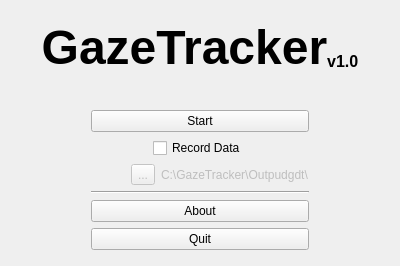
This is GazeTracker/GazeTracker_Qt/startui.ui in bernhardrieder/Gaze-Tracker as Qt 5 draws it before an edit. The edited form follows.
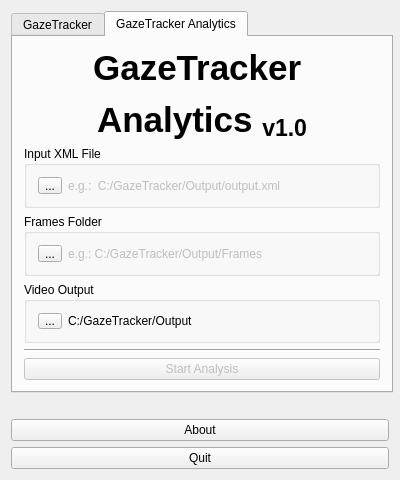
This is the edited form. The open tabs and pages were chosen to show the change.

What changed in the file:
```diff
--- a/GazeTracker/GazeTracker_Qt/startui.ui
+++ b/GazeTracker/GazeTracker_Qt/startui.ui
@@ -7,7 +7,7 @@
     <x>0</x>
     <y>0</y>
     <width>400</width>
-    <height>266</height>
+    <height>480</height>
    </rect>
   </property>
   <property name="sizePolicy">
@@ -19,61 +19,164 @@
   <property name="minimumSize">
    <size>
     <width>400</width>
-    <height>266</height>
+    <height>480</height>
    </size>
   </property>
   <property name="maximumSize">
    <size>
     <width>400</width>
-    <height>266</height>
+    <height>480</height>
    </size>
   </property>
   <property name="windowTitle">
    <string>GazeTracker</string>
   </property>
-  <layout class="QGridLayout" name="gridLayout_3">
-   <item row="0" column="0">
-    <layout class="QGridLayout" name="gridLayout_2">
-     <item row="0" column="0" colspan="3">
-      <widget class="QLabel" name="label">
-       <property name="frameShadow">
-        <enum>QFrame::Plain</enum>
-       </property>
-       <property name="lineWidth">
-        <number>1</number>
-       </property>
-       <property name="midLineWidth">
-        <number>-5</number>
-       </property>
-       <property name="text">
-        <string>&lt;html&gt;&lt;head/&gt;&lt;body&gt;&lt;p align=&quot;center&quot;&gt;&lt;span style=&quot; font-size:36pt; font-weight:600;&quot;&gt;GazeTracker&lt;/span&gt;&lt;span style=&quot; font-size:18pt; font-weight:600; vertical-align:sub;&quot;&gt;v1.0&lt;/span&gt;&lt;/p&gt;&lt;/body&gt;&lt;/html&gt;</string>
-       </property>
-       <property name="alignment">
-        <set>Qt::AlignCenter</set>
-       </property>
-       <property name="indent">
-        <number>-1</number>
-       </property>
-      </widget>
-     </item>
-     <item row="1" column="0">
-      <spacer name="horizontalSpacer">
-       <property name="orientation">
-        <enum>Qt::Horizontal</enum>
-       </property>
-       <property name="sizeType">
-        <enum>QSizePolicy::Fixed</enum>
-       </property>
-       <property name="sizeHint" stdset="0">
-        <size>
-         <width>50</width>
-         <height>20</height>
-        </size>
-       </property>
-      </spacer>
-     </item>
-     <item row="1" column="1">
-      <layout class="QVBoxLayout" name="verticalLayout_2">
+  <layout class="QVBoxLayout" name="verticalLayout_7">
+   <item>
+    <widget class="QTabWidget" name="tabWidget">
+     <property name="sizePolicy">
+      <sizepolicy hsizetype="Preferred" vsizetype="Preferred">
+       <horstretch>0</horstretch>
+       <verstretch>0</verstretch>
+      </sizepolicy>
+     </property>
+     <property name="minimumSize">
+      <size>
+       <width>382</width>
+       <height>349</height>
+      </size>
+     </property>
+     <property name="maximumSize">
+      <size>
+       <width>500</width>
+       <height>500</height>
+      </size>
+     </property>
+     <property name="currentIndex">
+      <number>0</number>
+     </property>
+     <widget class="QWidget" name="tab">
+      <attribute name="title">
+       <string>GazeTracker</string>
+      </attribute>
+      <layout class="QVBoxLayout" name="verticalLayout_3">
+       <item>
+        <widget class="QLabel" name="label">
+         <property name="frameShadow">
+          <enum>QFrame::Plain</enum>
+         </property>
+         <property name="lineWidth">
+          <number>1</number>
+         </property>
+         <property name="midLineWidth">
+          <number>-5</number>
+         </property>
+         <property name="text">
+          <string>&lt;html&gt;&lt;head/&gt;&lt;body&gt;&lt;p align=&quot;center&quot;&gt;&lt;span style=&quot; font-size:36pt; font-weight:600;&quot;&gt;GazeTracker&lt;/span&gt;&lt;span style=&quot; font-size:18pt; font-weight:600; vertical-align:sub;&quot;&gt;v1.0&lt;/span&gt;&lt;/p&gt;&lt;/body&gt;&lt;/html&gt;</string>
+         </property>
+         <property name="alignment">
+          <set>Qt::AlignCenter</set>
+         </property>
+         <property name="indent">
+          <number>-1</number>
+         </property>
+        </widget>
+       </item>
+       <item>
+        <layout class="QVBoxLayout" name="verticalLayout_2">
+         <item>
+          <widget class="QGroupBox" name="">
+           <property name="sizePolicy">
+            <sizepolicy hsizetype="Preferred" vsizetype="Fixed">
+             <horstretch>0</horstretch>
+             <verstretch>0</verstretch>
+            </sizepolicy>
+           </property>
+           <layout class="QVBoxLayout" name="verticalLayout">
+            <item alignment="Qt::AlignHCenter">
+             <widget class="QPushButton" name="startButton">
+              <property name="maximumSize">
+               <size>
+                <width>500</width>
+                <height>16777215</height>
+               </size>
+              </property>
+              <property name="text">
+               <string>Start</string>
+              </property>
+             </widget>
+            </item>
+            <item alignment="Qt::AlignHCenter">
+             <widget class="QCheckBox" name="recordDataCheckBox">
+              <property name="text">
+               <string>Record Data</string>
+              </property>
+             </widget>
+            </item>
+            <item>
+             <layout class="QHBoxLayout" name="horizontalLayout">
+              <property name="spacing">
+               <number>0</number>
+              </property>
+              <item>
+               <spacer name="horizontalSpacer">
+                <property name="orientation">
+                 <enum>Qt::Horizontal</enum>
+                </property>
+                <property name="sizeHint" stdset="0">
+                 <size>
+                  <width>40</width>
+                  <height>10</height>
+                 </size>
+                </property>
+               </spacer>
+              </item>
+              <item>
+               <widget class="QToolButton" name="folderBrowserButton">
+                <property name="enabled">
+                 <bool>false</bool>
+                </property>
+                <property name="text">
+                 <string>...</string>
+                </property>
+               </widget>
+              </item>
+              <item>
+               <widget class="QLabel" name="folderLabel">
+                <property name="enabled">
+                 <bool>false</bool>
+                </property>
+                <property name="maximumSize">
+                 <size>
+                  <width>16777215</width>
+                  <height>20</height>
+                 </size>
+                </property>
+                <property name="text">
+                 <string>C:/GazeTracker/Output</string>
+                </property>
+               </widget>
+              </item>
+              <item>
+               <spacer name="horizontalSpacer_2">
+                <property name="orientation">
+                 <enum>Qt::Horizontal</enum>
+                </property>
+                <property name="sizeHint" stdset="0">
+                 <size>
+                  <width>40</width>
+                  <height>10</height>
+                 </size>
+                </property>
+               </spacer>
+              </item>
+             </layout>
+            </item>
+           </layout>
+          </widget>
+         </item>
+        </layout>
+       </item>
        <item>
         <spacer name="verticalSpacer">
          <property name="orientation">
@@ -85,112 +188,153 @@
          <property name="sizeHint" stdset="0">
           <size>
            <width>20</width>
-           <height>20</height>
+           <height>40</height>
           </size>
          </property>
         </spacer>
        </item>
+      </layout>
+      <zorder>label</zorder>
+      <zorder>verticalSpacer</zorder>
+     </widget>
+     <widget class="QWidget" name="tab_2">
+      <attribute name="title">
+       <string>GazeTracker Analytics</string>
+      </attribute>
+      <layout class="QVBoxLayout" name="verticalLayout_6">
        <item>
-        <layout class="QVBoxLayout" name="verticalLayout">
+        <widget class="QLabel" name="label_3">
+         <property name="minimumSize">
+          <size>
+           <width>0</width>
+           <height>0</height>
+          </size>
+         </property>
+         <property name="maximumSize">
+          <size>
+           <width>1000</width>
+           <height>1000</height>
+          </size>
+         </property>
+         <property name="text">
+          <string>&lt;html&gt;&lt;head/&gt;&lt;body&gt;&lt;p align=&quot;center&quot;&gt;&lt;span style=&quot; font-size:26pt; font-weight:600;&quot;&gt;GazeTracker &lt;/span&gt;&lt;/p&gt;&lt;p align=&quot;center&quot;&gt;&lt;span style=&quot; font-size:26pt; font-weight:600;&quot;&gt;Analytics &lt;/span&gt;&lt;span style=&quot; font-size:26pt; font-weight:600; vertical-align:sub;&quot;&gt;v1.0&lt;/span&gt;&lt;/p&gt;&lt;/body&gt;&lt;/html&gt;</string>
+         </property>
+        </widget>
+       </item>
+       <item>
+        <layout class="QHBoxLayout" name="horizontalLayout_4">
          <item>
-          <widget class="QPushButton" name="startButton">
-           <property name="text">
-            <string>Start</string>
-           </property>
-          </widget>
-         </item>
-         <item alignment="Qt::AlignHCenter|Qt::AlignTop">
-          <widget class="QCheckBox" name="recordDataCheckBox">
-           <property name="text">
-            <string>Record Data</string>
-           </property>
-          </widget>
-         </item>
-         <item>
-          <layout class="QHBoxLayout" name="horizontalLayout">
+          <layout class="QVBoxLayout" name="verticalLayout_4">
            <item>
-            <spacer name="horizontalSpacer_3">
+            <widget class="QGroupBox" name="groupBox_2">
+             <property name="title">
+              <string>Input XML File</string>
+             </property>
+             <layout class="QVBoxLayout" name="verticalLayout_5">
+              <item>
+               <layout class="QHBoxLayout" name="horizontalLayout_2">
+                <item>
+                 <widget class="QToolButton" name="chooseXMLButton">
+                  <property name="text">
+                   <string>...</string>
+                  </property>
+                 </widget>
+                </item>
+                <item>
+                 <widget class="QLabel" name="xmlLabel">
+                  <property name="enabled">
+                   <bool>false</bool>
+                  </property>
+                  <property name="text">
+                   <string>e.g.:  C:/GazeTracker/Output/output.xml</string>
+                  </property>
+                 </widget>
+                </item>
+               </layout>
+              </item>
+             </layout>
+            </widget>
+           </item>
+           <item>
+            <widget class="QGroupBox" name="groupBox">
+             <property name="title">
+              <string>Frames Folder</string>
+             </property>
+             <layout class="QHBoxLayout" name="horizontalLayout_3">
+              <item>
+               <layout class="QHBoxLayout" name="horizontalLayout_5">
+                <item>
+                 <widget class="QToolButton" name="chooseFramesButton">
+                  <property name="text">
+                   <string>...</string>
+                  </property>
+                 </widget>
+                </item>
+                <item>
+                 <widget class="QLabel" name="framesLabel">
+                  <property name="enabled">
+                   <bool>false</bool>
+                  </property>
+                  <property name="text">
+                   <string>e.g.: C:/GazeTracker/Output/Frames</string>
+                  </property>
+                 </widget>
+                </item>
+               </layout>
+              </item>
+             </layout>
+            </widget>
+           </item>
+           <item>
+            <widget class="QGroupBox" name="groupBox_3">
+             <property name="title">
+              <string>Video Output</string>
+             </property>
+             <layout class="QHBoxLayout" name="horizontalLayout_6">
+              <item>
+               <widget class="QToolButton" name="videoButton">
+                <property name="text">
+                 <string>...</string>
+                </property>
+               </widget>
+              </item>
+              <item>
+               <widget class="QLabel" name="videoLabel">
+                <property name="text">
+                 <string>C:/GazeTracker/Output</string>
+                </property>
+               </widget>
+              </item>
+             </layout>
+            </widget>
+           </item>
+           <item>
+            <widget class="Line" name="line_2">
              <property name="orientation">
               <enum>Qt::Horizontal</enum>
              </property>
-             <property name="sizeType">
-              <enum>QSizePolicy::Fixed</enum>
-             </property>
-             <property name="sizeHint" stdset="0">
-              <size>
-               <width>40</width>
-               <height>20</height>
-              </size>
-             </property>
-            </spacer>
-           </item>
-           <item>
-            <widget class="QToolButton" name="folderBrowserButton">
-             <property name="enabled">
-              <bool>false</bool>
-             </property>
-             <property name="text">
-              <string>...</string>
-             </property>
             </widget>
            </item>
-           <item alignment="Qt::AlignLeft">
-            <widget class="QLabel" name="folderLabel">
+           <item>
+            <widget class="QPushButton" name="startAnalyticsButton">
              <property name="enabled">
               <bool>false</bool>
              </property>
              <property name="text">
-              <string>C:\GazeTracker\Outpudgdt\</string>
+              <string>Start Analysis</string>
              </property>
             </widget>
            </item>
           </layout>
          </item>
-         <item>
-          <widget class="Line" name="line">
-           <property name="orientation">
-            <enum>Qt::Horizontal</enum>
-           </property>
-          </widget>
-         </item>
-         <item>
-          <widget class="QPushButton" name="aboutButton">
-           <property name="text">
-            <string>About</string>
-           </property>
-          </widget>
-         </item>
-         <item>
-          <widget class="QPushButton" name="quitButton">
-           <property name="text">
-            <string>Quit</string>
-           </property>
-          </widget>
-         </item>
         </layout>
        </item>
       </layout>
-     </item>
-     <item row="1" column="2">
-      <spacer name="horizontalSpacer_2">
-       <property name="orientation">
-        <enum>Qt::Horizontal</enum>
-       </property>
-       <property name="sizeType">
-        <enum>QSizePolicy::Fixed</enum>
-       </property>
-       <property name="sizeHint" stdset="0">
-        <size>
-         <width>50</width>
-         <height>20</height>
-        </size>
-       </property>
-      </spacer>
-     </item>
-    </layout>
+     </widget>
+    </widget>
    </item>
-   <item row="1" column="0">
-    <spacer name="verticalSpacer_2">
+   <item>
+    <spacer name="verticalSpacer_3">
      <property name="orientation">
       <enum>Qt::Vertical</enum>
      </property>
@@ -200,11 +344,25 @@
      <property name="sizeHint" stdset="0">
       <size>
        <width>20</width>
-       <height>5</height>
+       <height>20</height>
       </size>
      </property>
     </spacer>
    </item>
+   <item>
+    <widget class="QPushButton" name="aboutButton">
+     <property name="text">
+      <string>About</string>
+     </property>
+    </widget>
+   </item>
+   <item>
+    <widget class="QPushButton" name="quitButton">
+     <property name="text">
+      <string>Quit</string>
+     </property>
+    </widget>
+   </item>
   </layout>
  </widget>
  <layoutdefault spacing="6" margin="11"/>
```
Left out of the diff: 16 changed lines with no effect on the pictures.
